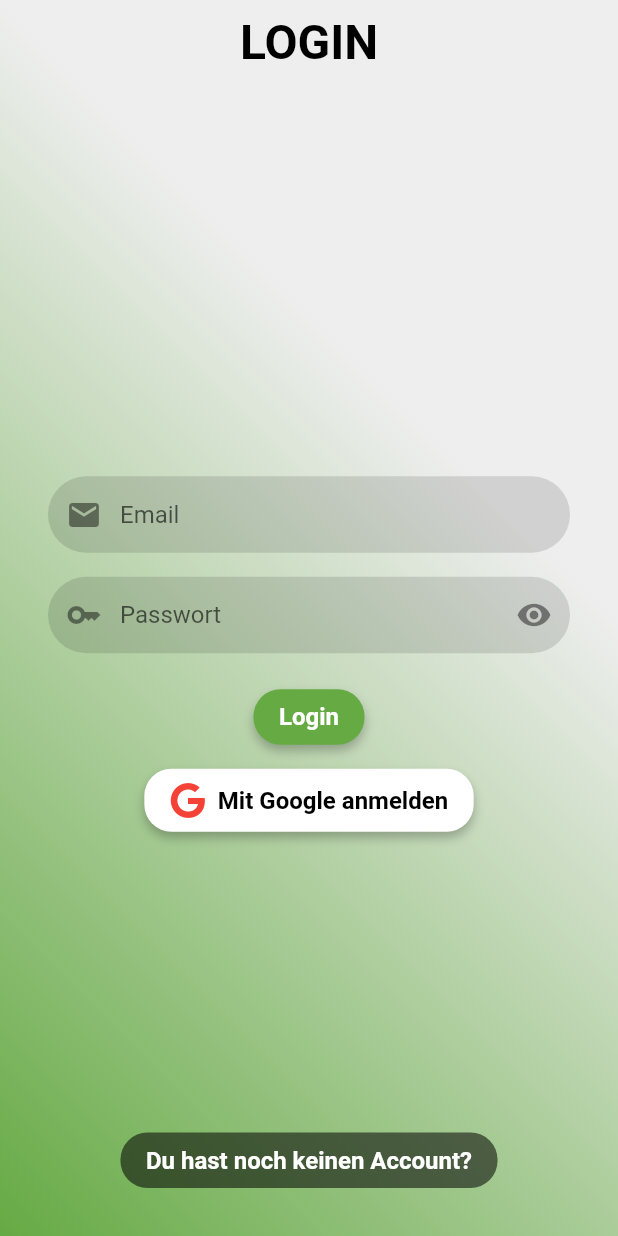
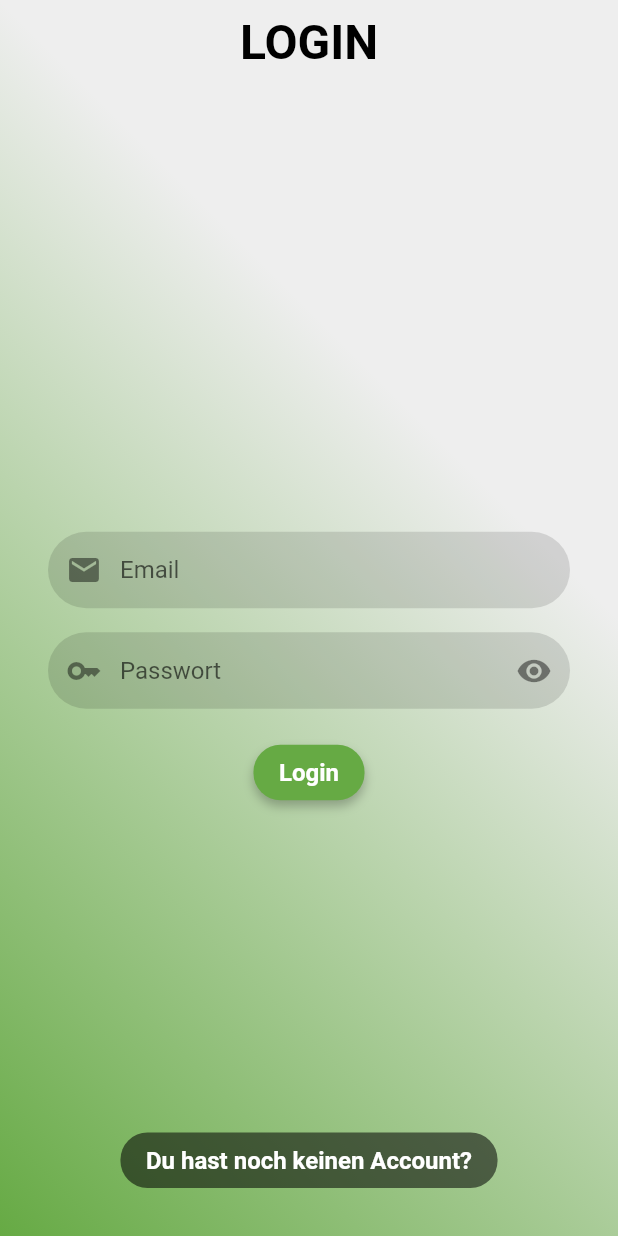
Before and after one commit to kit-recipe-app/front-end, a Flutter app: the screen it shows after launch, on a phone screen of 412 x 824 dp. Run offline on Flutter 3.47's test engine with Material 2 defaults, Android fonts, the phone set to English and light mode, and no system bars; our stand-ins replace dropdown_button2, firebase_auth, firebase_core, font_awesome_flutter, google_sign_in, image_picker and 2 more; missing offline and left inert: searchable_listview; accounts and stored records are empty.

Commit message:
cleaned and documented login_register_page.dart

```diff
--- a/flutter_frontend_recipes/lib/authentification/login_register_page.dart
+++ b/flutter_frontend_recipes/lib/authentification/login_register_page.dart
@@ -6,6 +6,7 @@ import 'package:flutter_frontend_recipes/shared/input_field.dart';
 import 'package:flutter_frontend_recipes/shared/button.dart';
 import 'package:font_awesome_flutter/font_awesome_flutter.dart';
 
+/// Login and register page that is shown when no user is authenticated
 class LoginPage extends StatefulWidget {
   const LoginPage({super.key});
 
@@ -19,13 +20,12 @@ class _LoginPageState extends State<LoginPage> {
   String? errorMessage = "";
   bool isLogin = true;
 
-  final TextEditingController _controllerTest = TextEditingController();
-
   final TextEditingController _controllerEmail = TextEditingController();
   final TextEditingController _controllerPassword = TextEditingController();
   final TextEditingController _controllerConfirmPassword =
       TextEditingController();
 
+  /// Calls the signInWithGoogle method of the authService and updates the page to show error, if occuring
   Future<void> signInWithGoogle() async {
     try {
       await RAAuthService().signInWithGoogle();
@@ -36,6 +36,7 @@ class _LoginPageState extends State<LoginPage> {
     }
   }
 
+  /// Calls the signInWithEmailAndPassword method of the authService and updates the page to show error, if occuring
   Future<void> signInWithEmailAndPassword() async {
     try {
       await RAAuthService().signInWithEmailAndPassword(
@@ -49,6 +50,7 @@ class _LoginPageState extends State<LoginPage> {
     }
   }
 
+  /// Calls the createUserWithEmailAndPassword method of the authService and updates the page to show error, if occuring
   Future<void> createUserWithEmailAndPassword() async {
     if (_controllerPassword.text != _controllerConfirmPassword.text) {
       setState(() {
@@ -68,27 +70,12 @@ class _LoginPageState extends State<LoginPage> {
     }
   }
 
-  Widget _pageTitle() {
-    return Container(
-      padding: EdgeInsets.only(
-          bottom: isLogin
-              ? MediaQuery.of(context).size.height / 8 + 66
-              : MediaQuery.of(context).size.height / 8),
-      child: Text(
-        isLogin ? "LOGIN" : "REGISTRIERUNG",
-        style: const TextStyle(
-          color: Colors.black,
-          fontSize: 32,
-          fontWeight: FontWeight.bold,
-        ),
-      ),
-    );
-  }
-
+  /// Returns a TextWidget, which holds empty text or an errorMessage, if error is current
   Widget _errorMessage() {
     return Text(errorMessage == '' ? '' : '$errorMessage');
   }
 
+  /// Changes the state of the page to either login or register, depending on current state
   void switchLoginOrRegister() {
     setState(
       () {
@@ -100,6 +87,8 @@ class _LoginPageState extends State<LoginPage> {
     );
   }
 
+  /// Returns what is shown in 'LoginPage'.
+  /// PageTitle, InputFields, Login-/RegisterButton, StateSwitchButton
   @override
   Widget build(BuildContext context) {
     return Container(
@@ -120,7 +109,7 @@ class _LoginPageState extends State<LoginPage> {
               centerTitle: true,
               title: Text(
                 isLogin ? "LOGIN" : "REGISTRIERUNG",
-                key: Key("Login"),
+                key: const Key("Login"),
                 style: const TextStyle(
                   color: Colors.black,
                   fontSize: 32,
@@ -139,13 +128,13 @@ class _LoginPageState extends State<LoginPage> {
                 mainAxisAlignment: MainAxisAlignment.center,
                 children: <Widget>[
                   RAInputField(
-                    key: Key("EmailInput"),
+                    key: const Key("EmailInput"),
                     hintText: "Email",
                     controller: _controllerEmail,
                     icon: Icons.mail,
                   ),
                   RAInputField(
-                    key: Key("PasswordInput"),
+                    key: const Key("PasswordInput"),
                     hintText: "Passwort",
                     controller: _controllerPassword,
                     isPassword: true,
@@ -163,7 +152,7 @@ class _LoginPageState extends State<LoginPage> {
                   _errorMessage(),
                   isLogin
                       ? RAButton(
-                    key: Key("LoginButton"),
+                          key: const Key("LoginButton"),
                           onTap: signInWithEmailAndPassword,
                           description: "Login",
                           backgroundColor:
@@ -175,6 +164,7 @@ class _LoginPageState extends State<LoginPage> {
                           backgroundColor:
                               RecipeAppColorStyles.recipeAppMainColor,
                         ),
+                  /*
                   isLogin
                       ? RAButton(
                           onTap: signInWithGoogle,
@@ -186,6 +176,7 @@ class _LoginPageState extends State<LoginPage> {
                           iconColor: Colors.red,
                         )
                       : Container(),
+                  */
                 ],
               ),
             ),
```
